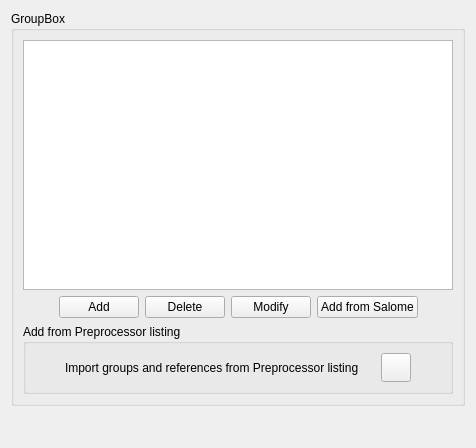
Qt form gui/Pages/LocalizationForm.ui (code-saturne/code_saturne) before a commit.
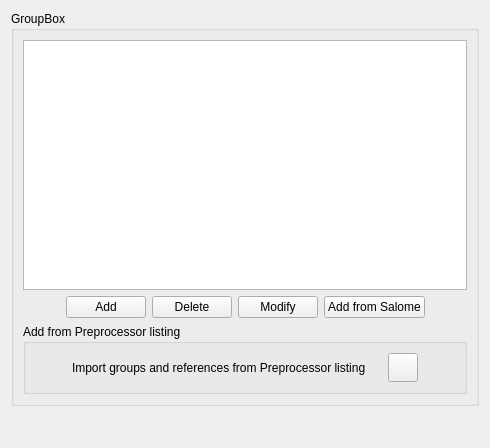
The same form after that commit. Icons and pictures are not drawn.

```diff
--- a/gui/Pages/LocalizationForm.ui
+++ b/gui/Pages/LocalizationForm.ui
@@ -6,7 +6,7 @@
    <rect>
     <x>0</x>
     <y>0</y>
-    <width>476</width>
+    <width>490</width>
     <height>448</height>
    </rect>
   </property>
```
Left out of the diff: 27 changed lines with no effect on the pictures.
